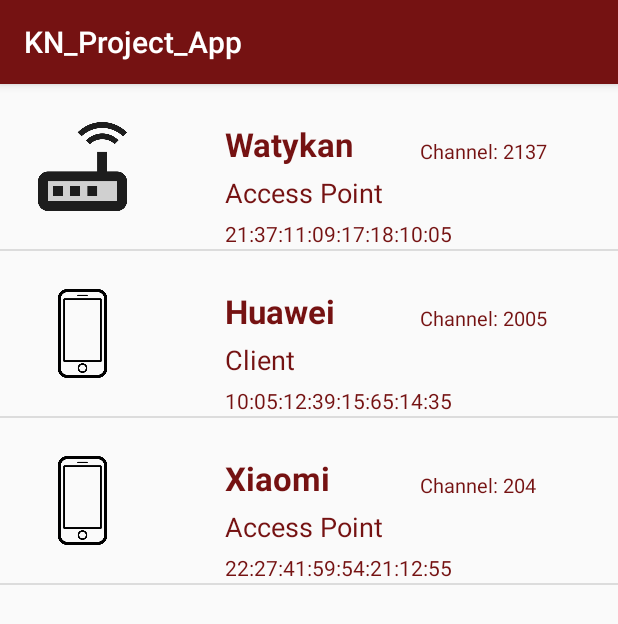
After one commit to miko083/WiFiRemoteController, an Android app: the ListOfDevices screen opened directly, with no data from a screen before it, on a phone screen of 412 x 824 dp. The commit adds this screen. Shown: the top 624 px of the screen. Run offline under Robolectric (Android 15) with nearby library versions, the phone set to English and light mode, and no system bars.

Commit message:
Added tunnel for Kismet and device list prototype

```diff
--- /dev/null
+++ b/app/src/main/java/com/example/kn_project_app/ListOfDevices.java
@@ -0,0 +1,115 @@
+package com.example.kn_project_app;
+
+import androidx.appcompat.app.AppCompatActivity;
+
+import android.os.Bundle;
+import android.view.View;
+import android.view.ViewGroup;
+import android.widget.ArrayAdapter;
+import android.widget.BaseAdapter;
+import android.widget.ImageView;
+import android.widget.ListView;
+import android.widget.TextView;
+
+import java.util.ArrayList;
+
+public class ListOfDevices extends AppCompatActivity {
+
+    @Override
+    protected void onCreate(Bundle savedInstanceState) {
+        super.onCreate(savedInstanceState);
+        setContentView(R.layout.activity_list_of_devices);
+
+        ListView listView = (ListView)findViewById(R.id.listOfDevices);
+
+        ArrayList<Device> devices = new ArrayList<>();
+        devices.add(new Device(R.drawable.access_point, "Watykan", "Access Point", 2137, "21:37:11:09:17:18:10:05"));
+        devices.add(new Device(R.drawable.phone, "Huawei", "Client", 2005, "10:05:12:39:15:65:14:35"));
+        devices.add(new Device(R.drawable.phone, "Xiaomi", "Access Point", 204, "22:27:41:59:54:21:12:55"));
+        CustomAdapter customAdapter = new CustomAdapter(devices);
+        listView.setAdapter(customAdapter);
+    }
+
+    class CustomAdapter extends BaseAdapter{
+
+        ArrayList<Device> devices;
+
+        public CustomAdapter(ArrayList<Device> devices) {
+            this.devices = devices;
+        }
+
+        @Override
+        public int getCount() {
+            return devices.size();
+        }
+
+        @Override
+        public Object getItem(int position) {
+            return devices.get(position);
+        }
+
+        @Override
+        public long getItemId(int position) {
+            return 0;
+        }
+
+        @Override
+        public View getView(int position, View convertView, ViewGroup parent) {
+            if (convertView == null)
+                convertView = getLayoutInflater().inflate(R.layout.device_list_custom_layout, null);
+
+            Device device = (Device)this.getItem(position);
+
+            ImageView imageView = (ImageView)convertView.findViewById(R.id.imageView);
+            TextView manufacturer = (TextView)convertView.findViewById(R.id.manufacturer);
+            TextView deviceType = (TextView)convertView.findViewById(R.id.type);
+            TextView channel = (TextView)convertView.findViewById(R.id.channel);
+            TextView macAddress = (TextView)convertView.findViewById(R.id.macAddress);
+
+            imageView.setImageResource(device.getImageNumber());
+            manufacturer.setText(device.getManufacturer());
+            deviceType.setText(device.getDeviceType());
+            channel.setText("Channel: " + Integer.toString(device.getChannel()));
+            macAddress.setText(device.getMacAddress());
+
+            return convertView;
+        }
+
+    }
+
+    class Device {
+        int imageNumber;
+        String manufacturer;
+        String deviceType;
+        int channel;
+        String macAddress;
+
+        public Device(int imageNumber, String manufacturer, String deviceType, int channel, String macAddress) {
+            this.imageNumber = imageNumber;
+            this.manufacturer = manufacturer;
+            this.deviceType = deviceType;
+            this.channel = channel;
+            this.macAddress = macAddress;
+        }
+
+        public int getImageNumber() {
+            return imageNumber;
+        }
+
+        public String getManufacturer() {
+            return manufacturer;
+        }
+
+        public String getDeviceType() {
+            return deviceType;
+        }
+
+        public int getChannel() {
+            return channel;
+        }
+
+        public String getMacAddress() {
+            return macAddress;
+        }
+    }
+}
--- a/app/src/main/res/drawable/button.xml
+++ b/app/src/main/res/drawable/button.xml
@@ -1,5 +1,5 @@
 <?xml version="1.0" encoding="utf-8"?>
 <shape xmlns:android="http://schemas.android.com/apk/res/android">
-    <solid android:color="#f7981f"/>
+    <solid android:color="@color/AWScolor"/>
     <corners android:radius="100dp"/>
 </shape>
--- a/app/src/main/res/drawable/edit.xml
+++ b/app/src/main/res/drawable/edit.xml
@@ -1,7 +1,7 @@
 <?xml version="1.0" encoding="utf-8"?>
 <shape xmlns:android="http://schemas.android.com/apk/res/android">
     <solid android:color="#FFFFFF"/>
-        <stroke android:color="#f7981f"/>
+        <stroke android:color="@color/AWScolor"/>
     <stroke android:width="1dp"/>
     <corners android:radius="10dp"/>
 </shape>
--- /dev/null
+++ b/app/src/main/res/layout/activity_list_of_devices.xml
@@ -0,0 +1,16 @@
+<?xml version="1.0" encoding="utf-8"?>
+<LinearLayout xmlns:android="http://schemas.android.com/apk/res/android"
+    xmlns:app="http://schemas.android.com/apk/res-auto"
+    xmlns:tools="http://schemas.android.com/tools"
+    android:layout_width="match_parent"
+    android:layout_height="match_parent"
+    tools:context=".ListOfDevices"
+    android:orientation="vertical">
+
+    <ListView
+        android:id="@+id/listOfDevices"
+        android:layout_width="match_parent"
+        android:layout_height="match_parent"
+        />
+
+</LinearLayout>
--- /dev/null
+++ b/app/src/main/res/layout/device_list_custom_layout.xml
@@ -0,0 +1,60 @@
+<?xml version="1.0" encoding="utf-8"?>
+<RelativeLayout
+    xmlns:android="http://schemas.android.com/apk/res/android"
+    xmlns:app="http://schemas.android.com/apk/res-auto"
+    xmlns:tools="http://schemas.android.com/tools"
+    android:layout_width="match_parent"
+    android:layout_height="match_parent">
+
+
+    <ImageView
+        android:paddingTop="25dp"
+        android:paddingLeft="25dp"
+        android:paddingRight="25dp"
+        android:paddingBottom="25dp"
+        android:layout_width="110dp"
+        android:layout_height="110dp"
+        android:id="@+id/imageView"
+        tools:srcCompat="@tools:sample/avatars" />
+
+    <TextView
+        android:id="@+id/manufacturer"
+        android:layout_width="wrap_content"
+        android:layout_height="wrap_content"
+        android:layout_marginStart="150dp"
+        android:layout_marginTop="25dp"
+        android:textColor="@color/AWScolor"
+        android:text="TextView"
+        android:textSize="22sp"
+        android:textStyle="bold"
+        />
+
+    <TextView
+        android:id="@+id/type"
+        android:layout_width="wrap_content"
+        android:layout_height="wrap_content"
+        android:layout_marginStart="150dp"
+        android:layout_marginTop="60dp"
+        android:text="TextView"
+        android:textColor="@color/AWScolor"
+        android:textSize="18sp" />
+
+    <TextView
+        android:id="@+id/macAddress"
+        android:layout_width="wrap_content"
+        android:layout_height="wrap_content"
+        android:layout_marginStart="150dp"
+        android:layout_marginTop="90dp"
+        android:textColor="@color/AWScolor"
+        android:text="TextView" />
+
+    <TextView
+        android:id="@+id/channel"
+        android:layout_width="wrap_content"
+        android:layout_height="wrap_content"
+        android:layout_marginStart="280dp"
+        android:layout_marginTop="35dp"
+        android:textColor="@color/AWScolor"
+        android:textSize="13sp"
+        android:text="TextView" />
+</RelativeLayout>
--- a/app/src/main/res/values/colors.xml
+++ b/app/src/main/res/values/colors.xml
@@ -4,5 +4,6 @@
     <color name="colorPrimaryDark">#3700B3</color>
     <color name="colorAccent">#03DAC5</color>
     <color name="lightBlue">#2894e0</color>
-    <color name="AWScolor">#f7981f</color>
+    <color name="AWScolor">#751212</color>
+    <color name="AWSBackupColor">#f7981f</color>
 </resources>
```
Also changed, not shown: app/src/main/AndroidManifest.xml (+4 -3 lines), app/src/main/java/com/example/kn_project_app/MainActivity.java (+12 -19 lines), app/src/main/java/com/example/kn_project_app/SshOperations.java (+22 -6 lines), app/src/main/res/layout/activity_main.xml (+35 -15 lines), app/src/main/res/layout/activity_send_command.xml (+4 -4 lines), app/src/main/res/menu/main_menu.xml (+2 -8 lines), app/src/main/res/drawable/access_point.png (added), app/src/main/res/drawable/aws.png (deleted), app/src/main/res/drawable/kali.png (added), app/src/main/res/drawable/phone.png (added), app/src/main/res/values/styles.xml (line endings or trailing spaces).
